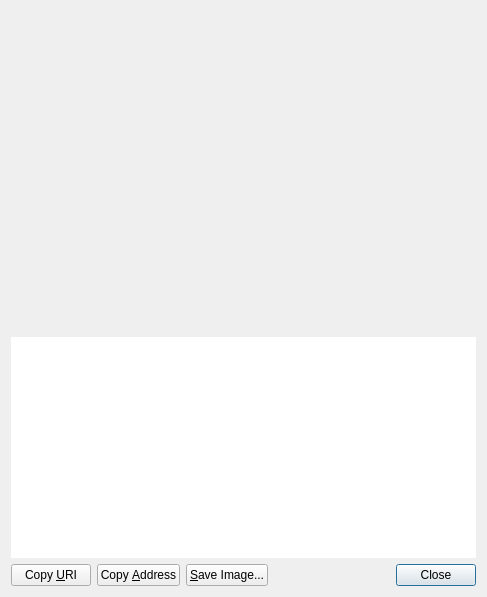
This is src/qt/forms/receiverequestdialog.ui in VaporumCoin/VaporumOcean-0.7.2 as Qt 5 draws it before an edit. The edited form follows.
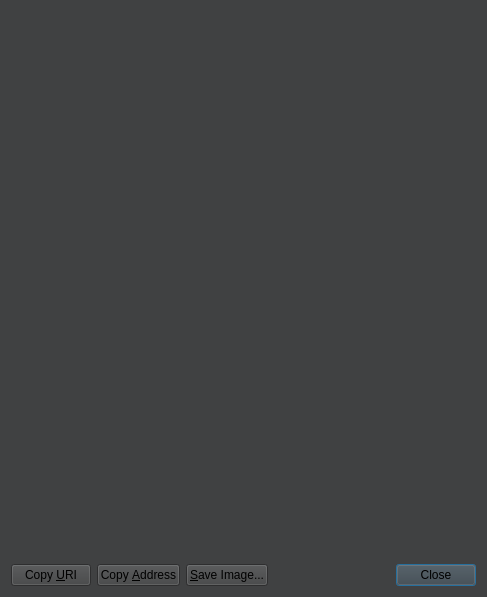
This is the edited form. Custom widgets are drawn as their Qt base class.

Diff of the .ui file:
```diff
--- a/src/qt/forms/receiverequestdialog.ui
+++ b/src/qt/forms/receiverequestdialog.ui
@@ -10,6 +10,9 @@
     <height>597</height>
    </rect>
   </property>
+  <property name="styleSheet">
+   <string notr="true">background-color: rgb(64, 65, 66);</string>
+  </property>
   <layout class="QVBoxLayout" name="verticalLayout_3">
    <item>
     <widget class="QRImageWidget" name="lblQRCode">
```
